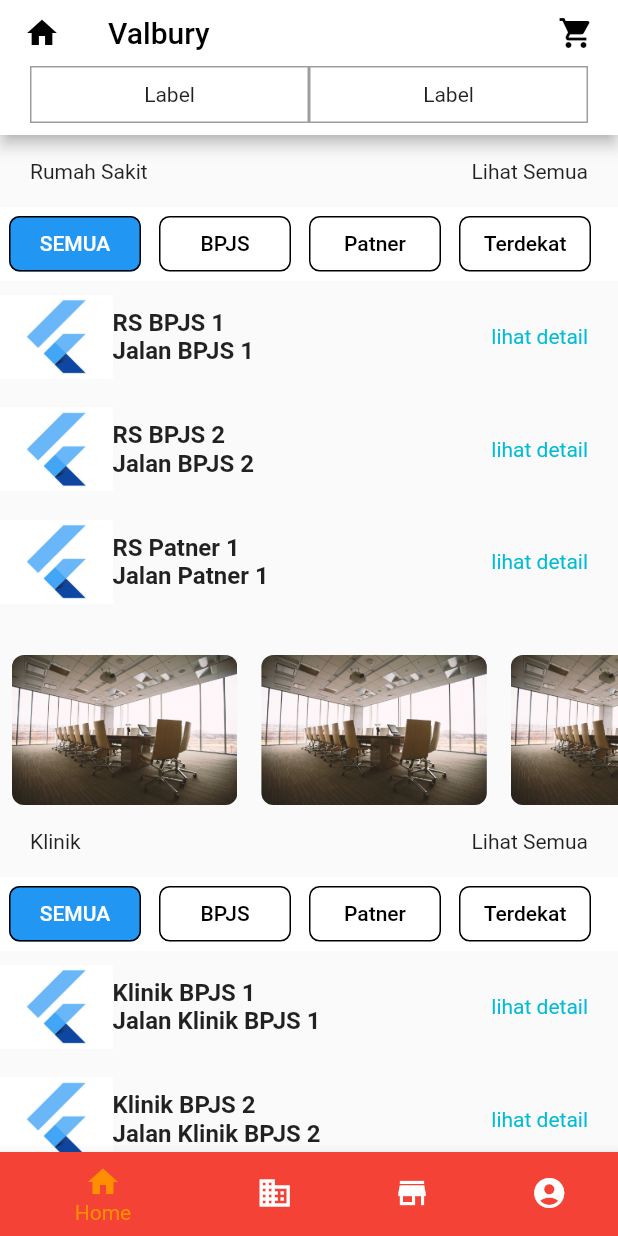
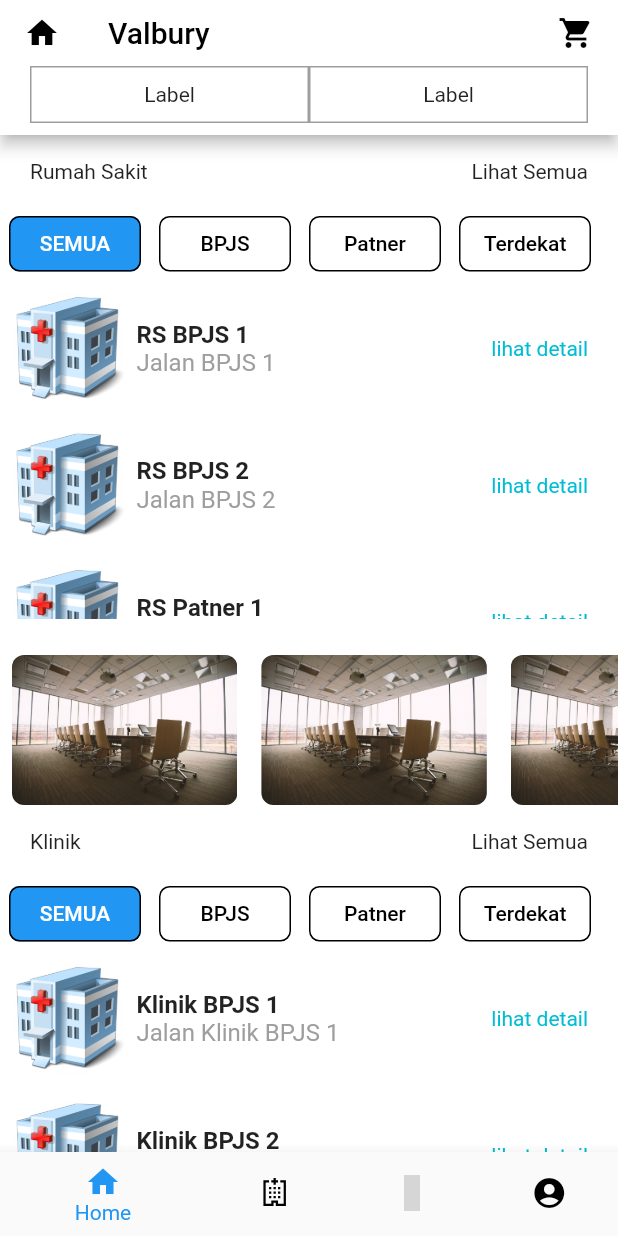
Before and after one commit to yamikhsan/valburytest, a Flutter app: the NavigationView screen opened by its route, on a phone screen of 412 x 824 dp. Run offline on Flutter 3.47's test engine with Material 2 defaults, Android fonts, the phone set to English and light mode, and no system bars; our stand-ins replace line_icons; missing offline and left inert: future_progress_dialog; grey boxes are pictures that could not be loaded.

Commit message:
fixing bugs

```diff
--- a/lib/View/authentication_view.dart
+++ b/lib/View/authentication_view.dart
@@ -28,7 +28,10 @@ class _AuthentationViewState extends State<AuthentationView> {
   @override
   Widget build(BuildContext context) {
     return SafeArea(
+      bottom: false,
+      top: false,
       child: Scaffold(
+        backgroundColor: Colors.white,
         appBar: AppBar(
           title: Text(
             'Register or Login',
@@ -49,6 +52,7 @@ class _AuthentationViewState extends State<AuthentationView> {
                   decoration: InputDecoration(
                     hintText: 'Phone',
                   ),
+                  keyboardType: TextInputType.phone,
                 ),
                 TextFormField(
                   validator: validateEmail,
--- a/lib/View/home_view.dart
+++ b/lib/View/home_view.dart
@@ -20,7 +20,10 @@ class _HomeViewState extends State<HomeView> {
   @override
   Widget build(BuildContext context) {
     return SafeArea(
+      bottom: false,
+      top: false,
       child: Scaffold(
+        backgroundColor: Colors.white,
         appBar: AppBar(
           leading: Icon(Icons.home, size: 24, color: Colors.black,),
           title: Text(
--- a/lib/View/navigation_view.dart
+++ b/lib/View/navigation_view.dart
@@ -1,5 +1,6 @@
 import 'package:flutter/material.dart';
 import 'package:valburytestapp/View/home_view.dart';
+import 'package:line_icons/line_icons.dart';
 
 class NavigationView extends StatefulWidget {
   const NavigationView({Key? key}) : super(key: key);
@@ -37,6 +38,7 @@ class _NavigationViewState extends State<NavigationView> {
   @override
   Widget build(BuildContext context) {
     return Scaffold(
+      backgroundColor: Colors.white,
       body: Center(
         child: _widgetOptions.elementAt(_selectedIndex),
       ),
@@ -45,26 +47,24 @@ class _NavigationViewState extends State<NavigationView> {
           BottomNavigationBarItem(
             icon: Icon(Icons.home),
             label: 'Home',
-            backgroundColor: Colors.red,
           ),
           BottomNavigationBarItem(
-            icon: Icon(Icons.business),
+            icon: Icon(LineIcons.hospital,),
             label: 'Rumah Sakit',
-            backgroundColor: Colors.green,
           ),
           BottomNavigationBarItem(
-            icon: Icon(Icons.store),
+            icon: Icon(LineIcons.medicalClinic),
             label: 'Klinik',
-            backgroundColor: Colors.purple,
           ),
           BottomNavigationBarItem(
             icon: Icon(Icons.account_circle),
             label: 'Profile',
-            backgroundColor: Colors.pink,
           ),
         ],
         currentIndex: _selectedIndex,
-        selectedItemColor: Colors.amber[800],
+        unselectedItemColor: Colors.black,
+        selectedItemColor: Colors.blue,
+        backgroundColor: Colors.black12,
         onTap: _onItemTapped,
       ),
     );
--- a/lib/View/splash_view.dart
+++ b/lib/View/splash_view.dart
@@ -19,6 +19,8 @@ class _SplashViewState extends State<SplashView> {
   @override
   Widget build(BuildContext context) {
     return SafeArea(
+      bottom: false,
+      top: false,
       child: Scaffold(
         backgroundColor: Colors.white,
         body: Container(
--- a/lib/View/undefined_view.dart
+++ b/lib/View/undefined_view.dart
@@ -6,6 +6,7 @@ class UndefinedView extends StatelessWidget {
   @override
   Widget build(BuildContext context) {
     return Scaffold(
+      backgroundColor: Colors.white,
       body: Center(
         child: Text('Route for $name is not defined'),
       ),
--- a/lib/Widget/list_item.dart
+++ b/lib/Widget/list_item.dart
@@ -36,6 +36,7 @@ class _MyListItemState extends State<MyListItem> {
   @override
   Widget build(BuildContext context) {
     return Scaffold(
+      backgroundColor: Colors.white,
       body: Container(
         child: ListView.builder(
           itemCount: myList.length,
@@ -49,7 +50,14 @@ class _MyListItemState extends State<MyListItem> {
                   Container(
                     child: Row(
                       children: [
-                        Image.asset('assets/images/flutter-logo.jpg', width: sizeImage, height: sizeImage,),
+                        Container(
+                          margin: EdgeInsets.all(8),
+                          child: Image.asset(
+                            'assets/images/hospital.png',
+                            width: sizeImage,
+                            height: sizeImage,
+                          )
+                        ),
                         Column(
                           mainAxisAlignment: MainAxisAlignment.start,
                           crossAxisAlignment: CrossAxisAlignment.start,
@@ -60,7 +68,7 @@ class _MyListItemState extends State<MyListItem> {
                             ),
                             Text(
                               '${myList[i]['address']}',
-                              style: TextStyle(fontSize: 16, fontWeight: FontWeight.bold),
+                              style: TextStyle(fontSize: 16, color: Colors.grey),
                             ),
                           ],
                         )
--- a/pubspec.yaml
+++ b/pubspec.yaml
@@ -29,6 +29,7 @@ dependencies:
   # Use with the CupertinoIcons class for iOS style icons.
   cupertino_icons: ^1.0.2
   future_progress_dialog: ^0.2.0
+  line_icons: ^2.0.1
 
 dev_dependencies:
   flutter_test:
@@ -49,6 +50,7 @@ flutter:
   assets:
     - assets/images/flutter-logo.jpg
     - assets/images/banner.jpg
+    - assets/images/hospital.png
   #   - images/a_dot_ham.jpeg
 
   # An image asset can refer to one or more resolution-specific "variants", see
```
Also changed, not shown: assets/images/hospital.png (added), pubspec.lock.
